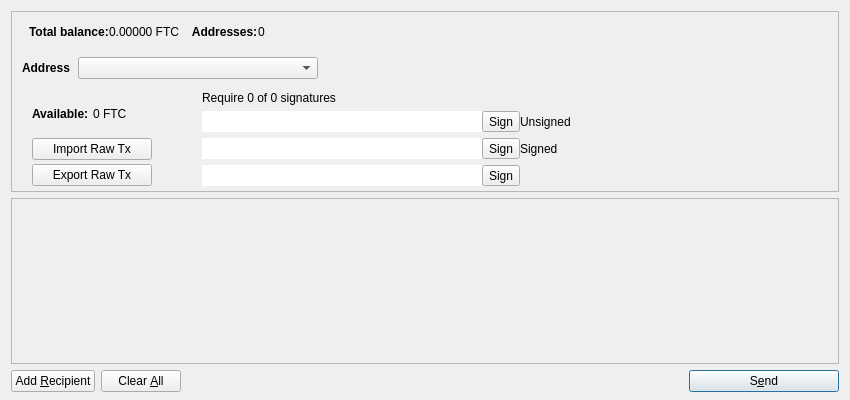
The window that src/qt/forms/multisigdialog.ui (FeatherCoin/Feathercoin) describes before a commit, drawn with Qt 5.
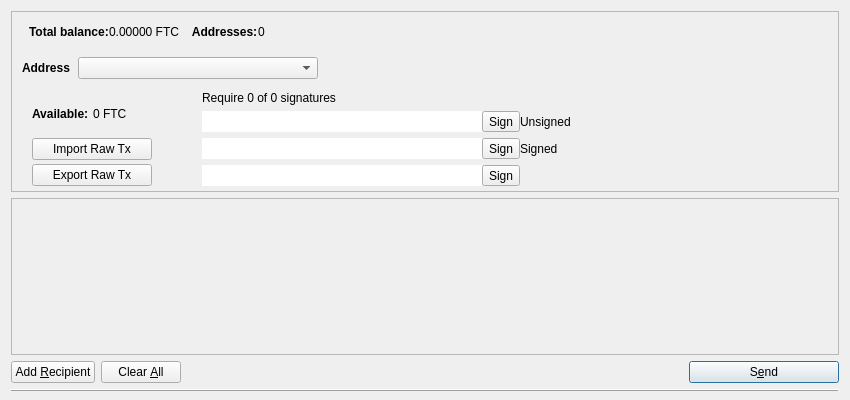
The same window after the commit. Icons and pictures are not drawn.

Commit message: includes a lineStatusBarDivide on the main UI pages, positioned at botton, Will need final review after merge

Patch:
```diff
--- a/src/qt/forms/multisigdialog.ui
+++ b/src/qt/forms/multisigdialog.ui
@@ -598,8 +598,8 @@
        <rect>
         <x>0</x>
         <y>0</y>
-        <width>830</width>
-        <height>150</height>
+        <width>834</width>
+        <height>78</height>
        </rect>
       </property>
       <layout class="QVBoxLayout" name="verticalLayout_2">
@@ -720,6 +720,16 @@
      </item>
     </layout>
    </item>
+   <item alignment="Qt::AlignBottom">
+    <widget class="Line" name="lineStatusBarDivide">
+     <property name="frameShadow">
+      <enum>QFrame::Raised</enum>
+     </property>
+     <property name="orientation">
+      <enum>Qt::Horizontal</enum>
+     </property>
+    </widget>
+   </item>
   </layout>
  </widget>
  <resources>
```
Left out of the diff: 46 changed lines with no effect on the pictures. The commit also changes 4 other files.
